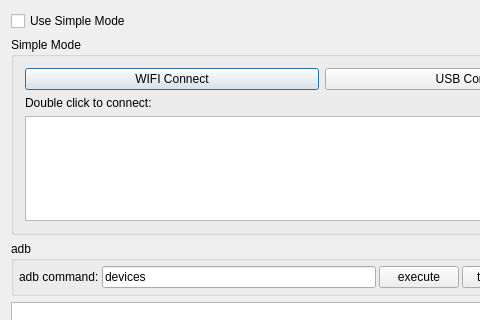
First picture: the form in QtScrcpy/ui/dialog.ui, repository barry-ran/QtScrcpy, before the edit; both pictures show x 0 to 480 and y 0 to 320 of the 1293 by 419 pixel window.
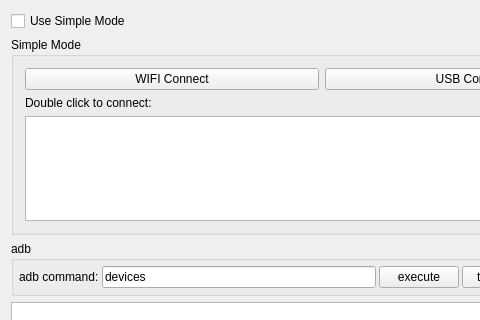
Second picture: the form after the edit.

Commit message: feat: adjust Dialog to Widget

Patch:
```diff
--- a/QtScrcpy/ui/dialog.ui
+++ b/QtScrcpy/ui/dialog.ui
@@ -1,7 +1,7 @@
 <?xml version="1.0" encoding="UTF-8"?>
 <ui version="4.0">
- <class>Dialog</class>
- <widget class="QDialog" name="Dialog">
+ <class>Widget</class>
+ <widget class="QWidget" name="Widget">
   <property name="geometry">
    <rect>
     <x>0</x>
```
The commit also changes 2 other files.
